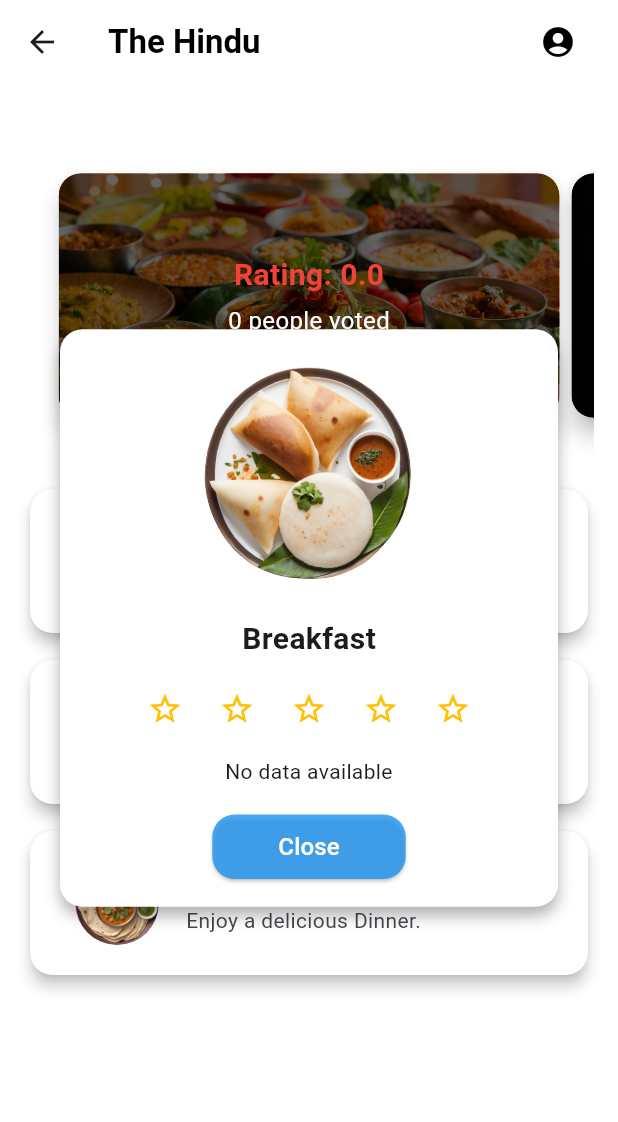
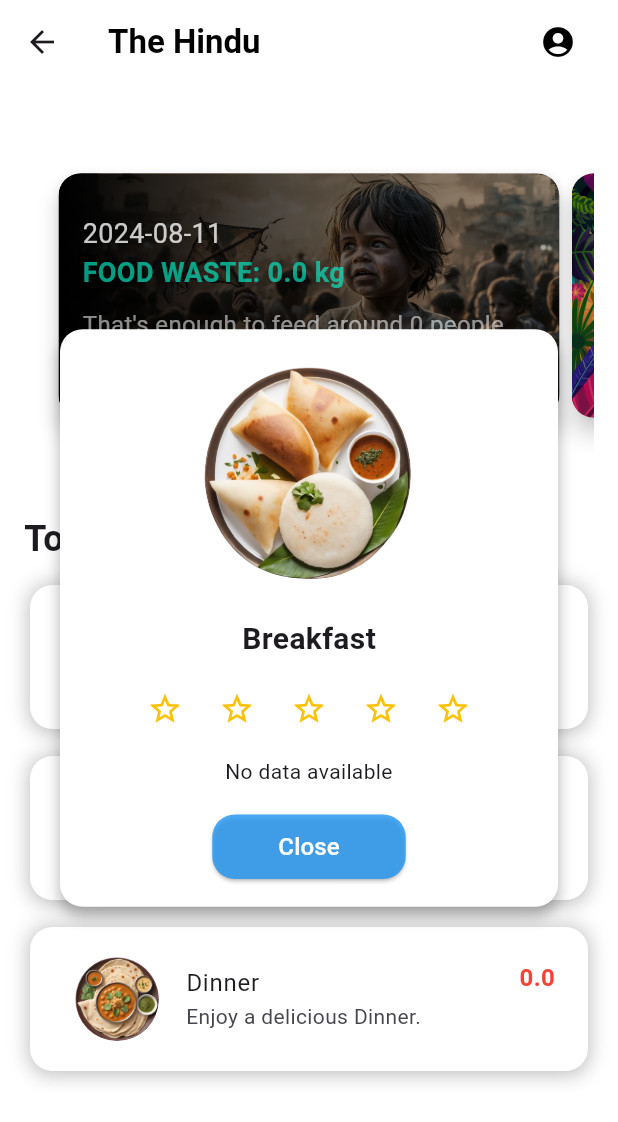
Before and after one commit to perumal2408/thg_food, a Flutter app: the HomePage screen opened directly, after a tap on "0.0", on a phone screen of 412 x 824 dp. Shown: the top 1122 px of the screen. Run offline on Flutter 3.47's test engine with Material 3 defaults, Android fonts, the phone set to English and light mode, and no system bars; our stand-ins replace cloud_firestore, firebase_core; accounts and stored records are empty; Roboto replaces fonts that are missing (Poppins).

Commit message:
food waste dynamic and some ui

```diff
--- a/lib/carousel_widget.dart
+++ b/lib/carousel_widget.dart
@@ -1,19 +1,18 @@
 import 'package:flutter/material.dart';
-import 'custom_carousel_card.dart';
 import 'feedback_carousel_card.dart';
 import 'waste_info_carousel_card.dart';
-  final PageController _pageController = PageController(
-    viewportFraction: 0.9,
-    initialPage: 0, // Start with the middle card active
-  );
+
+final PageController _pageController = PageController(
+  viewportFraction: 0.9,
+  initialPage: 0, // Start with the first card active
+);
+
 class CarouselWidget extends StatefulWidget {
   @override
   _CarouselWidgetState createState() => _CarouselWidgetState();
 }
 
 class _CarouselWidgetState extends State<CarouselWidget> {
-
-
   @override
   Widget build(BuildContext context) {
     return Container(
@@ -21,7 +20,7 @@ class _CarouselWidgetState extends State<CarouselWidget> {
       color: Color.fromARGB(255, 255, 255, 255),
       child: PageView.builder(
         controller: _pageController,
-        itemCount: 3,
+        itemCount: 2, // Only two items now
         itemBuilder: (context, index) {
           return AnimatedBuilder(
             animation: _pageController,
@@ -38,11 +37,10 @@ class _CarouselWidgetState extends State<CarouselWidget> {
                 ),
               );
             },
+            // Display different carousel cards based on the index
             child: index == 0
-                ? CustomCarouselCard(mealType: '',) // Use custom card for the first item
-                : index == 1
-                    ? WasteInfoCarouselCard() // Use feedback card for the second item
-                    : FeedbackCarouselCard(), // Use waste info card for the third item
+                ? WasteInfoCarouselCard() // Waste info card for the first item
+                : FeedbackCarouselCard(), // Feedback card for the second item
           );
         },
       ),
--- a/lib/home_page.dart
+++ b/lib/home_page.dart
@@ -19,7 +19,9 @@ class HomePage extends StatelessWidget {
         var data = snapshot.data() as Map<String, dynamic>?;
         if (data != null) {
           // Get the average rating, defaulting to 0.0 if not available
-          double averageRating = data['${mealTitle.toLowerCase()}_averageRating']?.toDouble() ?? 0.0;
+          double averageRating =
+              data['${mealTitle.toLowerCase()}_averageRating']?.toDouble() ??
+                  0.0;
           return averageRating;
         }
       }
@@ -29,6 +31,9 @@ class HomePage extends StatelessWidget {
 
   @override
   Widget build(BuildContext context) {
+    // Get today's date in a readable format
+    DateFormat('EEEE, MMMM d, yyyy').format(DateTime.now());
+
     return Scaffold(
       appBar: AppBar(
         backgroundColor: Colors.white,
@@ -57,8 +62,18 @@ class HomePage extends StatelessWidget {
       body: Padding(
         padding: const EdgeInsets.all(16.0),
         child: Column(
+          crossAxisAlignment: CrossAxisAlignment.start,
           children: [
             CarouselWidget(),
+            SizedBox(height: 20),
+            Text(
+              "Today's Meals",
+              style: TextStyle(
+                fontSize: 24,
+                fontWeight: FontWeight.bold,
+              ),
+            ),
+            SizedBox(height: 10),
             Expanded(
               child: ListView(
                 children: [
@@ -98,6 +113,20 @@ class HomePage extends StatelessWidget {
             borderRadius: BorderRadius.circular(15),
           ),
           elevation: 4,
+          shadowColor: Color.fromARGB(59, 0, 0, 0).withOpacity(0.2), // Shadow color
+          child: Container(
+            decoration: BoxDecoration(
+              boxShadow: [
+                BoxShadow(
+                  color: const Color.fromARGB(111, 0, 0, 0).withOpacity(0.2),
+                  spreadRadius: 2,
+                  blurRadius: 10,
+                  offset: Offset(0, 0), // Shadow in all directions
+                ),
+              ],
+              borderRadius: BorderRadius.circular(15),
+              color: Colors.white,
+            ),
             child: Padding(
               padding: const EdgeInsets.all(12.0),
               child: Stack(
@@ -126,6 +155,7 @@ class HomePage extends StatelessWidget {
                     subtitle: Text('Enjoy a delicious $title.'),
                   ),
                 ],
+              ),
             ),
           ),
         ),
--- a/lib/waste_info_carousel_card.dart
+++ b/lib/waste_info_carousel_card.dart
@@ -1,18 +1,62 @@
 import 'package:flutter/material.dart';
 import 'package:intl/intl.dart';
+import 'package:cloud_firestore/cloud_firestore.dart';
 
-class WasteInfoCarouselCard extends StatelessWidget {
+class WasteInfoCarouselCard extends StatefulWidget {
   @override
-  Widget build(BuildContext context) {
-    // Calculate the previous date
+  _WasteInfoCarouselCardState createState() => _WasteInfoCarouselCardState();
+}
+
+class _WasteInfoCarouselCardState extends State<WasteInfoCarouselCard> {
+  double foodWasteKg = 0.0; // Initialize with a default value
+// Loading state
+
+  @override
+  void initState() {
+    _fetchWasteData();
+    super.initState();
+  }
+
+  Future<void> _fetchWasteData() async {
     DateTime now = DateTime.now();
     DateTime previousDate = now.subtract(Duration(days: 1));
     String formattedDate = DateFormat('yyyy-MM-dd').format(previousDate);
 
-    // Sample data
-    double foodWasteKg = 20.0;
-    int peopleFed = (foodWasteKg / 1)
-        .round(); // Example calculation, assuming 1 kg feeds 1 person
+    try {
+      DocumentSnapshot snapshot = await FirebaseFirestore.instance
+          .collection('food_waste')
+          .doc(formattedDate)
+          .get();
+
+      if (snapshot.exists) {
+        var data = snapshot.data() as Map<String, dynamic>;
+        print('Document data: $data');
+
+        // Convert the string value to double
+        setState(() {
+          foodWasteKg = double.tryParse(data['food_waste_kg'].toString()) ?? 0.0;
+        });
+      } else {
+        print('No document found for date: $formattedDate');
+        setState(() {
+          foodWasteKg = 0.0; // Default to 0.0 if no document found
+        });
+      }
+    } catch (e) {
+      print('Error fetching waste data: $e');
+      setState(() {
+        foodWasteKg = 0.0; // Default to 0.0 in case of an error
+      });
+    }
+  }
+
+  @override
+  Widget build(BuildContext context) {
+    DateTime now = DateTime.now();
+    DateTime previousDate = now.subtract(Duration(days: 1));
+    String formattedDate = DateFormat('yyyy-MM-dd').format(previousDate);
+
+    int peopleFed = (foodWasteKg * 5).round(); // Calculate people fed
 
     return Card(
       shape: RoundedRectangleBorder(
@@ -25,44 +69,39 @@ class WasteInfoCarouselCard extends StatelessWidget {
           decoration: BoxDecoration(
             borderRadius: BorderRadius.circular(15),
             image: DecorationImage(
-              image: AssetImage(
-                  'assets/poverty.jpg'), // Replace with your image path
-              fit: BoxFit.cover, // Image fitting inside the container
+              image: AssetImage('assets/poverty.jpg'),
+              fit: BoxFit.cover,
             ),
           ),
           child: Stack(
             fit: StackFit.expand,
             children: [
-              // Dark overlay
               Container(
                 decoration: BoxDecoration(
                   color: Colors.black.withOpacity(0.3),
                   borderRadius: BorderRadius.circular(15),
                 ),
               ),
-              // Linear gradient from left to right
               Container(
                 decoration: BoxDecoration(
                   gradient: LinearGradient(
                     begin: Alignment.centerLeft,
                     end: Alignment.centerRight,
                     colors: [
-                      Colors.black, // Start with black
-                      Colors.transparent, // End with transparent
+                      Colors.black,
+                      Colors.transparent,
                     ],
                   ),
                 ),
               ),
-              // Text content
               Padding(
                 padding: const EdgeInsets.all(16.0),
                 child: Column(
                   mainAxisAlignment: MainAxisAlignment.center,
-                  crossAxisAlignment:
-                      CrossAxisAlignment.start, // Align text to the left
+                  crossAxisAlignment: CrossAxisAlignment.start,
                   children: [
                     Text(
-                      '$formattedDate', // Only the formatted date
+                      '$formattedDate',
                       style: TextStyle(
                         fontFamily: 'Poppins',
                         color: Color.fromARGB(200, 255, 255, 255),
@@ -78,7 +117,6 @@ class WasteInfoCarouselCard extends StatelessWidget {
                         fontSize: 18,
                         fontWeight: FontWeight.bold,
                       ),
-
                       textAlign: TextAlign.left,
                     ),
                     SizedBox(height: 10),
```
Lines whose indentation alone changed are shown as unchanged.
